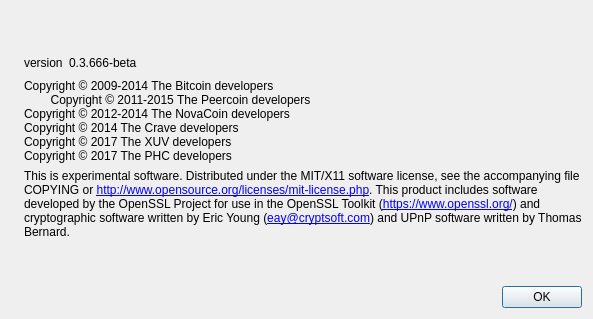
Qt form src/qt/forms/aboutdialog.ui (profithunterscoin/phc) before a commit.
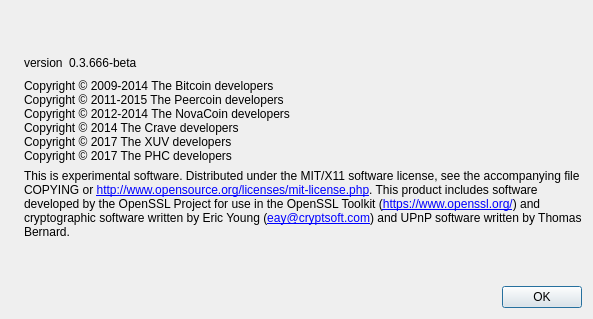
The same form after that commit. Icons and pictures are not drawn.

```diff
--- a/src/qt/forms/aboutdialog.ui
+++ b/src/qt/forms/aboutdialog.ui
@@ -95,7 +95,7 @@
        </property>
        <property name="text">
         <string>Copyright © 2009-2014 The Bitcoin developers 
-        Copyright © 2011-2015 The Peercoin developers
+Copyright © 2011-2015 The Peercoin developers
 Copyright © 2012-2014 The NovaCoin developers
 Copyright © 2014 The Crave developers
 Copyright © 2017 The XUV developers
```
